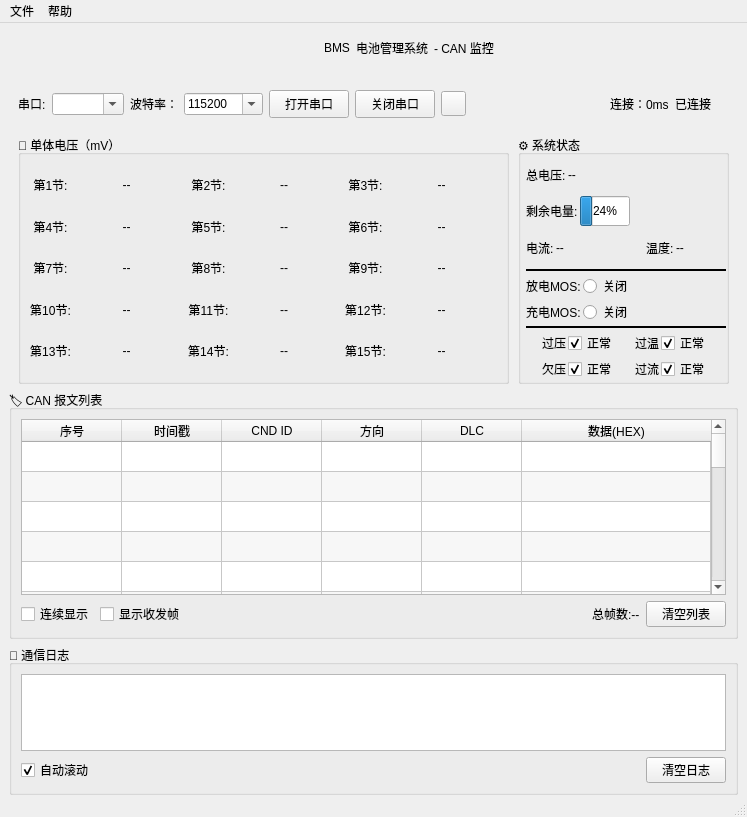
Above: mainwindow.ui from lwhssd/BMS-CAN-Supervisory-Host-Computer before the change. Below: the same form after it.
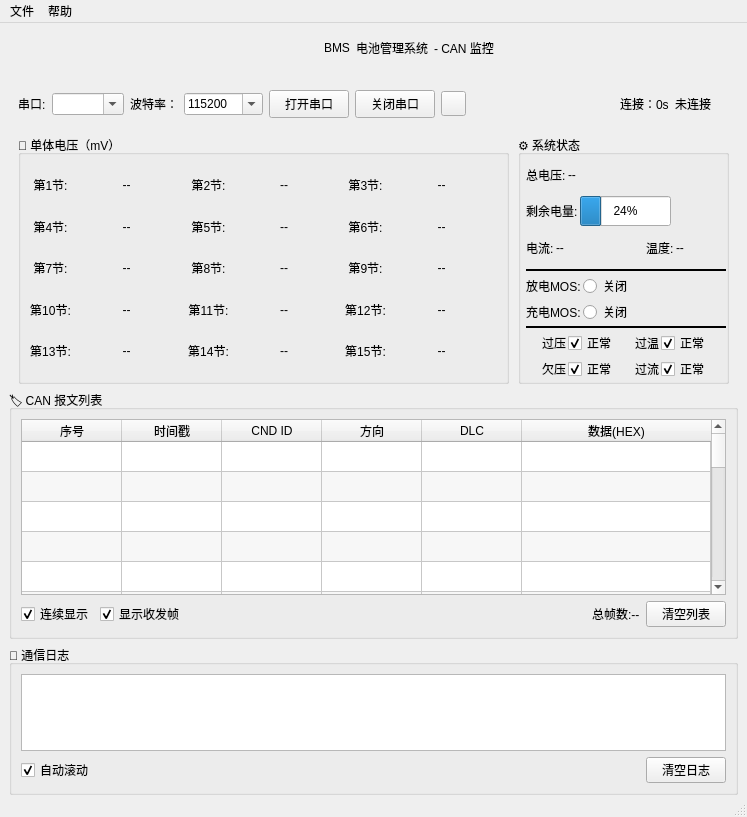
That is the form after the change.

Diff of the .ui file:
```diff
--- a/mainwindow.ui
+++ b/mainwindow.ui
@@ -254,14 +254,14 @@
        <item>
         <widget class="QLabel" name="label_ms">
          <property name="text">
-          <string>连接：0ms</string>
+          <string>连接：0s</string>
          </property>
         </widget>
        </item>
        <item>
         <widget class="QLabel" name="label_link_status">
          <property name="text">
-          <string>已连接</string>
+          <string>未连接</string>
          </property>
         </widget>
        </item>
@@ -838,7 +838,7 @@
               </property>
               <property name="maximumSize">
                <size>
-                <width>50</width>
+                <width>100</width>
                 <height>16777215</height>
                </size>
               </property>
@@ -854,7 +854,7 @@
               </property>
               <property name="sizeHint" stdset="0">
                <size>
-                <width>40</width>
+                <width>30</width>
                 <height>20</height>
                </size>
               </property>
@@ -1332,6 +1332,9 @@
            <property name="text">
             <string>连续显示</string>
            </property>
+           <property name="checked">
+            <bool>true</bool>
+           </property>
           </widget>
          </item>
          <item>
@@ -1339,6 +1342,9 @@
            <property name="text">
             <string>显示收发帧</string>
            </property>
+           <property name="checked">
+            <bool>true</bool>
+           </property>
           </widget>
          </item>
          <item>
```
Left out of the diff: 8 changed lines with no effect on the pictures.
